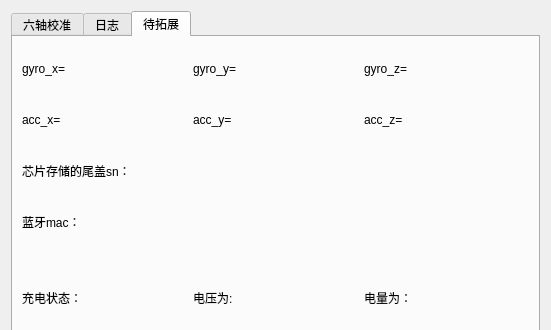
The window that work_station/imu/imucali.ui (yuhuang163/test) describes before a commit, drawn with Qt 5; both pictures show x 0 to 551 and y 0 to 330 of the 551 by 501 pixel window.
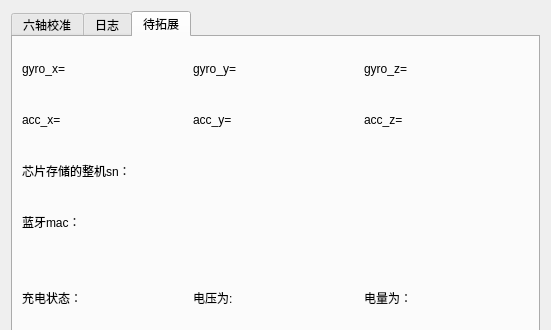
The same window after the commit. The open tabs and pages were chosen to show the change.

Commit message: 统一命名尾盖sn为整机sn，新增对新的fct协议的信号适配

What changed in the file:
```diff
--- a/work_station/imu/imucali.ui
+++ b/work_station/imu/imucali.ui
@@ -405,7 +405,7 @@
          <item>
           <widget class="QLabel" name="tail_sn">
            <property name="text">
-            <string>芯片存储的尾盖sn：</string>
+            <string>芯片存储的整机sn：</string>
            </property>
           </widget>
          </item>
```
Left out of the diff: 2 changed lines with no effect on the pictures. The commit also changes 34 other files.
